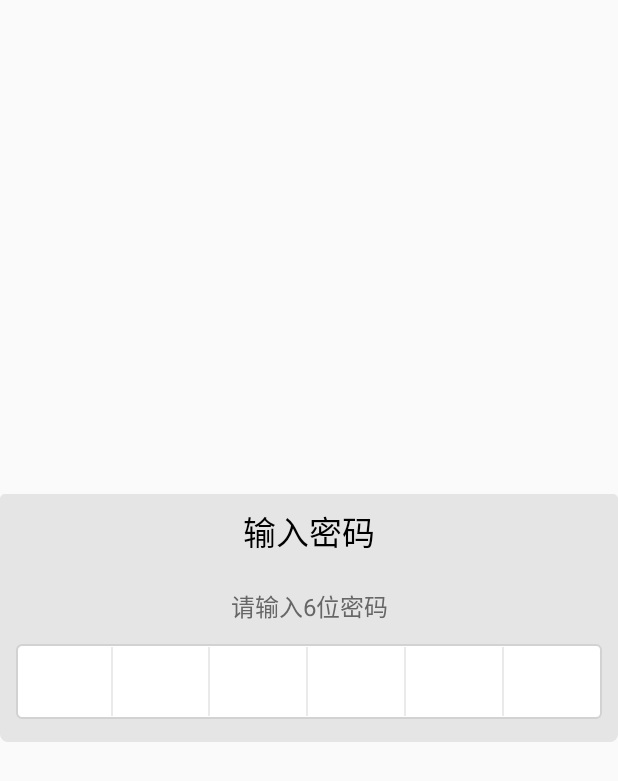
After one commit to LiKaiRabbit/Tools, an Android app: the layout activity_input_password_dialog.xml on its own in the app's theme, with its tools: preview values and no code run, on a phone screen of 412 x 824 dp. The commit adds this screen. Shown: the top 781 px of the screen. Run offline under Robolectric (Android 15) with nearby library versions, the phone set to English and light mode, and no system bars.

Commit message:
SecurityEdit

```diff
--- /dev/null
+++ b/tool/src/main/java/com/likairabbit/tool/SecurityEdit/SecurityEdit.java
@@ -0,0 +1,130 @@
+package com.likairabbit.tool.SecurityEdit;
+
+
+import android.app.Activity;
+import android.app.AlertDialog;
+import android.content.Context;
+import android.text.Editable;
+import android.text.TextWatcher;
+import android.util.AttributeSet;
+import android.view.LayoutInflater;
+import android.view.View;
+import android.view.Window;
+import android.view.WindowManager;
+import android.widget.EditText;
+import android.widget.LinearLayout;
+import android.widget.TextView;
+
+import com.likairabbit.tool.R;
+
+
+public class SecurityEdit extends LinearLayout{
+	 public SecurityEdit(Context context, AttributeSet attrs) {
+		super(context, attrs);
+		LayoutInflater inflater = LayoutInflater.from(context);
+        initWidget(inflater);
+	}
+
+	private EditText mEditText;
+	    private TextView oneTextView;
+	    private TextView twoTextView;
+	    private TextView threeTextView;
+	    private TextView fourTextView;
+	    private TextView fiveTextView;
+	    private TextView sixTextView;
+	    private TextView[] mTextViews;
+
+	    private StringBuilder builder = new StringBuilder();
+	    private SecurityEditCompileListener mListener;
+
+
+
+	    private void initWidget(LayoutInflater inflater) {
+	        View contentView = inflater.inflate(R.layout.auth_code_edittext_widget, this,false);
+	        mEditText = (EditText) contentView
+	                .findViewById(R.id.sdk2_pwd_edit_simple);
+	        oneTextView = (TextView) contentView
+	                .findViewById(R.id.pwd_one_tv);
+	        twoTextView = (TextView) contentView
+	                .findViewById(R.id.pwd_two_tv);
+	        threeTextView = (TextView) contentView
+	                .findViewById(R.id.pwd_three_tv);
+	        fourTextView = (TextView) contentView
+	                .findViewById(R.id.pwd_four_tv);
+	        fiveTextView = (TextView) contentView
+	                .findViewById(R.id.pwd_five_tv);
+	        sixTextView = (TextView) contentView
+	                .findViewById(R.id.pwd_six_tv);
+
+
+	        LayoutParams lParams = new LayoutParams(
+	                LayoutParams.MATCH_PARENT,
+	                LayoutParams.WRAP_CONTENT);
+	        mEditText.addTextChangedListener(mTextWatcher);
+	        mTextViews = new TextView[] { oneTextView, twoTextView, threeTextView,
+	                fourTextView, fiveTextView, sixTextView };
+	        this.addView(contentView, lParams);
+	    }
+
+	    TextWatcher mTextWatcher = new TextWatcher() {
+	        @Override
+	        public void onTextChanged(CharSequence s, int start, int before,
+	                                  int count) {
+	        }
+	        @Override
+	        public void beforeTextChanged(CharSequence s, int start, int count,
+	                                      int after) {
+	        }
+
+	        @Override
+	        public void afterTextChanged(Editable s) {
+	            setBuilderValue(s.toString());
+	        }
+	    };
+
+	    private void setBuilderValue(String str) {
+	        int strLen = str.length();
+	        int builderLen = builder.length();
+	        if(strLen == builderLen){
+	            return;
+	        }
+	        if(strLen < builderLen){
+	            for (int i = strLen; i <= builderLen - 1; i++) {
+	                mTextViews[i].setText("");
+	            }
+	            builder = new StringBuilder(str);
+	        }else{
+	            builder = new StringBuilder(str);
+	            for (int i = builderLen; i <= strLen - 1; i++) {
+	                if(true){
+	                    mTextViews[i].setText("●");
+	                }else {
+	                    mTextViews[i].setText(builder.toString().substring(i, i + 1));
+	                }
+	            }
+	        }
+	        if (mTextViews.length == builder.length() && this.mListener != null) {
+
+	        	mListener.onNumCompleted(str);
+	        }
+	    }
+	    public void setSecurityEditCompileListener(
+	            SecurityEditCompileListener mListener) {
+	        this.mListener = mListener;
+
+	    }
+
+	public static SecurityEdit ShowSecurityEdit(Activity mActivity){
+		AlertDialog dialog = new AlertDialog.Builder(mActivity).create();
+		dialog.setCanceledOnTouchOutside(false);
+		dialog.show();
+		Window window = dialog.getWindow();
+		window.clearFlags(WindowManager.LayoutParams.FLAG_NOT_FOCUSABLE
+				| WindowManager.LayoutParams.FLAG_ALT_FOCUSABLE_IM);
+		window.setSoftInputMode(WindowManager.LayoutParams.SOFT_INPUT_STATE_VISIBLE);
+		window.setContentView(R.layout.activity_input_password_dialog);
+		SecurityEdit editSecurityCode = (SecurityEdit) window
+				.findViewById(R.id.security_linear123);
+		return editSecurityCode;
+	}
+}
--- /dev/null
+++ b/tool/src/main/java/com/likairabbit/tool/SecurityEdit/SecurityEditCompileListener.java
@@ -0,0 +1,8 @@
+package com.likairabbit.tool.SecurityEdit;
+
+/**
+ * Created by su on 2016/4/19.
+ */
+public interface SecurityEditCompileListener {
+    void onNumCompleted(String num);
+}
--- /dev/null
+++ b/tool/src/main/java/com/likairabbit/tool/SecurityEdit/ShowType.java
@@ -0,0 +1,8 @@
+package com.likairabbit.tool.SecurityEdit;
+
+/**
+ * Created by su on 2016/4/19.
+ */
+public enum ShowType {
+    showNumber,hideNumber
+}
--- /dev/null
+++ b/tool/src/main/res/drawable/shape_background_cancle.xml
@@ -0,0 +1,14 @@
+<?xml version="1.0" encoding="utf-8"?>
+<shape xmlns:android="http://schemas.android.com/apk/res/android" >
+
+    <gradient
+        android:angle="0.0"
+        android:endColor="#FFFFFF"
+        android:startColor="#FFFFFF" />
+    <corners
+        android:bottomLeftRadius="3.0dip"
+        android:bottomRightRadius="3.0dip"
+        android:topLeftRadius="3.0dip"
+        android:topRightRadius="3.0dip" />
+
+</shape>
--- /dev/null
+++ b/tool/src/main/res/drawable/shape_background_confirm.xml
@@ -0,0 +1,15 @@
+<?xml version="1.0" encoding="utf-8"?>
+<shape xmlns:android="http://schemas.android.com/apk/res/android" >
+
+    <gradient
+        android:angle="0.0"
+        android:endColor="#1D99E1"
+        android:startColor="#1D99E1" />
+
+    <corners
+        android:bottomLeftRadius="3.0dip"
+        android:bottomRightRadius="3.0dip"
+        android:topLeftRadius="3.0dip"
+        android:topRightRadius="3.0dip" />
+
+</shape>
--- /dev/null
+++ b/tool/src/main/res/drawable/shape_background_dialog.xml
@@ -0,0 +1,15 @@
+<?xml version="1.0" encoding="utf-8"?>
+<shape xmlns:android="http://schemas.android.com/apk/res/android" >
+
+<gradient
+    android:angle="0.0"
+    android:endColor="#E5E5E5"
+    android:startColor="#E5E5E5" />
+
+<corners
+    android:bottomLeftRadius="5.0dip"
+    android:bottomRightRadius="5.0dip"
+    android:topLeftRadius="5.0dip"
+    android:topRightRadius="5.0dip" />
+
+</shape>
--- /dev/null
+++ b/tool/src/main/res/drawable/shape_background_edittext.xml
@@ -0,0 +1,15 @@
+<?xml version="1.0" encoding="utf-8"?>
+<shape xmlns:android="http://schemas.android.com/apk/res/android" >
+
+    <gradient
+        android:angle="0.0"
+        android:endColor="#FFFFFF"
+        android:startColor="#FFFFFF" />
+    <stroke android:width="1dp" android:color="#D2D2D2"/>
+    <corners
+        android:bottomLeftRadius="3.0dip"
+        android:bottomRightRadius="3.0dip"
+        android:topLeftRadius="3.0dip"
+        android:topRightRadius="3.0dip" />
+
+</shape>
--- /dev/null
+++ b/tool/src/main/res/drawable/shape_background_title.xml
@@ -0,0 +1,15 @@
+<?xml version="1.0" encoding="utf-8"?>
+<shape xmlns:android="http://schemas.android.com/apk/res/android" >
+
+    <gradient
+        android:angle="0.0"
+        android:endColor="#E5E5E5"
+        android:startColor="#E5E5E5" />
+
+    <corners
+        android:bottomLeftRadius="0.0dip"
+        android:bottomRightRadius="0.0dip"
+        android:topLeftRadius="3.0dip"
+        android:topRightRadius="3.0dip" />
+
+</shape>
--- /dev/null
+++ b/tool/src/main/res/layout/activity_input_password_dialog.xml
@@ -0,0 +1,90 @@
+<?xml version="1.0" encoding="utf-8"?>
+<LinearLayout xmlns:android="http://schemas.android.com/apk/res/android"
+    xmlns:tools="http://schemas.android.com/tools"
+    android:layout_width="wrap_content"
+    android:layout_height="wrap_content"
+    android:layout_gravity="center"
+    android:background="@drawable/shape_background_dialog"
+    android:gravity="center"
+    android:orientation="vertical"
+    android:windowBackground="@color/colorDialogWindow"
+    android:windowIsFloating="true" >
+
+    <LinearLayout
+        android:layout_width="match_parent"
+        android:layout_height="wrap_content"
+        android:background="@drawable/shape_background_title"
+        android:gravity="center" >
+
+        <TextView
+            android:id="@+id/tv_bind_title"
+            android:layout_width="wrap_content"
+            android:layout_height="wrap_content"
+            android:layout_gravity="center_horizontal|center_vertical"
+            android:gravity="center"
+            android:padding="8dp"
+            android:text="@string/input_password"
+            android:textColor="#000000"
+            android:textSize="22sp" />
+    </LinearLayout>
+
+    <LinearLayout
+        android:layout_width="match_parent"
+        android:layout_height="wrap_content"
+        android:gravity="center_vertical"
+        android:orientation="vertical"
+        android:padding="8dp" >
+
+        <TextView
+            android:id="@+id/tv_bind_content"
+            android:layout_width="match_parent"
+            android:layout_height="wrap_content"
+            android:layout_margin="5dp"
+            android:gravity="center"
+            android:text="@string/input_6_password"
+            android:textAlignment="center"
+            android:textColor="#666666"
+            android:textSize="16sp" />
+    </LinearLayout>
+
+    <com.likairabbit.tool.SecurityEdit.SecurityEdit
+        android:id="@+id/security_linear123"
+        android:layout_width="match_parent"
+        android:layout_height="wrap_content"
+        android:layout_marginBottom="15dp"
+        android:layout_marginLeft="5dp"
+        android:layout_marginRight="5dp" />
+
+    <LinearLayout
+        android:layout_width="match_parent"
+        android:layout_height="wrap_content"
+        android:layout_marginBottom="15dip"
+        android:layout_marginTop="10dip"
+        android:gravity="center"
+        android:orientation="horizontal"
+        android:paddingBottom="10dp"
+        android:visibility="gone" >
+
+        <Button
+            android:id="@+id/btn_bank_cancelBtn"
+            android:layout_width="90dip"
+            android:layout_height="wrap_content"
+            android:background="@drawable/shape_background_cancle"
+            android:text="@string/cancle"
+            android:textSize="18sp"
+            tools:ignore="ButtonStyle" />
+
+        <Button
+            android:id="@+id/btn_bank_okBtn"
+            android:layout_width="90dip"
+            android:layout_height="wrap_content"
+            android:layout_marginLeft="40dip"
+            android:background="@drawable/shape_background_confirm"
+            android:text="@string/make_sure"
+            android:textColor="#ffffff"
+            android:textSize="18sp"
+            tools:ignore="ButtonStyle" />
+
+    </LinearLayout>
+
+</LinearLayout>
--- /dev/null
+++ b/tool/src/main/res/layout/auth_code_edittext_widget.xml
@@ -0,0 +1,151 @@
+<?xml version="1.0" encoding="utf-8"?>
+<FrameLayout xmlns:android="http://schemas.android.com/apk/res/android"
+    android:layout_width="match_parent"
+    android:layout_height="50dp" >
+
+    <LinearLayout
+        android:baselineAligned="false"
+        android:layout_width="match_parent"
+        android:layout_height="50dp"
+        android:layout_marginLeft="5dp"
+        android:layout_marginRight="5dp"
+        android:background="@drawable/shape_background_edittext"
+        android:orientation="horizontal" >
+
+        <RelativeLayout
+            android:layout_width="0dp"
+            android:layout_height="match_parent"
+            android:layout_weight="1"
+            android:orientation="horizontal" >
+
+            <TextView android:id="@+id/pwd_one_tv"
+                android:layout_width="wrap_content"
+                android:layout_height="wrap_content"
+                android:layout_centerInParent="true"
+                android:textSize="25sp"
+                android:textColor="#000000"/>
+
+            <View
+                android:layout_width="1dp"
+                android:layout_marginTop="2dp"
+                android:layout_marginBottom="2dp"
+                android:layout_height="match_parent"
+                android:layout_alignParentRight="true"
+                android:background="#EAEAEA" />
+        </RelativeLayout>
+
+        <RelativeLayout
+            android:layout_width="0dp"
+            android:layout_height="match_parent"
+            android:layout_weight="1"
+            android:orientation="horizontal" >
+
+            <TextView android:id="@+id/pwd_two_tv"
+                android:layout_width="wrap_content"
+                android:layout_height="wrap_content"
+                android:layout_centerInParent="true"
+                android:textSize="25sp"
+                android:textColor="#000000"/>
+            <View
+                android:layout_width="1dp"
+                android:layout_height="fill_parent"
+                android:layout_alignParentRight="true"
+                android:layout_marginTop="2dp"
+                android:layout_marginBottom="2dp"
+                android:background="#EAEAEA" />
+        </RelativeLayout>
+
+        <RelativeLayout
+            android:layout_width="0dp"
+            android:layout_height="match_parent"
+            android:layout_weight="1"
+            android:orientation="horizontal" >
+
+            <TextView android:id="@+id/pwd_three_tv"
+                android:layout_width="wrap_content"
+                android:layout_height="wrap_content"
+                android:layout_centerInParent="true"
+                android:textSize="25sp"
+                android:textColor="#000000"/>
+
+            <View
+                android:layout_width="1dp"
+                android:layout_height="fill_parent"
+                android:layout_alignParentRight="true"
+                android:layout_marginTop="2dp"
+                android:layout_marginBottom="2dp"
+                android:background="#EAEAEA" />
+        </RelativeLayout>
+
+        <RelativeLayout
+            android:layout_width="0dp"
+            android:layout_height="match_parent"
+            android:layout_weight="1"
+            android:orientation="horizontal" >
+
+            <TextView android:id="@+id/pwd_four_tv"
+                android:layout_width="wrap_content"
+                android:layout_height="wrap_content"
+                android:layout_centerInParent="true"
+                android:textSize="25sp"
+                android:textColor="#000000"/>
+
+            <View
+                android:layout_width="1dp"
+                android:layout_height="fill_parent"
+                android:layout_alignParentRight="true"
+                android:layout_marginTop="2dp"
+                android:layout_marginBottom="2dp"
+                android:background="#EAEAEA" />
+        </RelativeLayout>
+
+        <RelativeLayout
+            android:layout_width="0dp"
+            android:layout_height="match_parent"
+            android:layout_weight="1"
+            android:orientation="horizontal" >
+
+            <TextView android:id="@+id/pwd_five_tv"
+                android:layout_width="wrap_content"
+                android:layout_height="wrap_content"
+                android:layout_centerInParent="true"
+                android:textSize="25sp"
+                android:textColor="#000000"/>
+
+            <View
+                android:layout_width="1dp"
+                android:layout_height="fill_parent"
+                android:layout_alignParentRight="true"
+                android:layout_marginTop="2dp"
+                android:layout_marginBottom="2dp"
+                android:background="#EAEAEA" />
+        </RelativeLayout>
+
+        <RelativeLayout
+            android:layout_width="0dp"
+            android:layout_height="match_parent"
+            android:layout_weight="1"
+            android:orientation="horizontal" >
+
+
+            <TextView android:id="@+id/pwd_six_tv"
+                android:layout_width="wrap_content"
+                android:layout_height="wrap_content"
+                android:layout_centerInParent="true"
+                android:textSize="25sp"
+                android:textColor="#000000"/>
+        </RelativeLayout>
+    </LinearLayout>
+
+    <EditText
+        android:id="@+id/sdk2_pwd_edit_simple"
+        android:layout_width="match_parent"
+        android:layout_height="match_parent"
+        android:background="@null"
+        android:cursorVisible="false"
+        android:inputType="numberPassword"
+        android:maxLength="6"
+        android:paddingRight="5dp"
+        android:textColor="#00000000" />
+
+</FrameLayout>
--- /dev/null
+++ b/tool/src/main/res/values/colors.xml
@@ -0,0 +1,5 @@
+<?xml version="1.0" encoding="utf-8"?>
+<resources>
+     <color name="colorDialogWindow">#ffaaaaaa</color>
+
+</resources>
--- a/tool/src/main/res/values/strings.xml
+++ b/tool/src/main/res/values/strings.xml
@@ -9,4 +9,8 @@
     <string name="permission_read_external_hint">没有此权限，无法开启这个功能，请开启权限。PERMISSION_READ_EXTERNAL_STORAGE</string>
     <string name="permission_white_external_hint">没有此权限，无法开启这个功能，请开启权限。PERMISSION_WRITE_EXTERNAL_STORAGE</string>
     <string name="permission_recode_audio_hint">没有此权限，无法开启这个功能，请开启权限。PERMISSION_RECORD_AUDIO</string>
+    <string name="input_password">输入密码</string>
+    <string name="input_6_password">请输入6位密码</string>
+    <string name="cancle">取消</string>
+    <string name="make_sure">确定</string>
 </resources>
```
